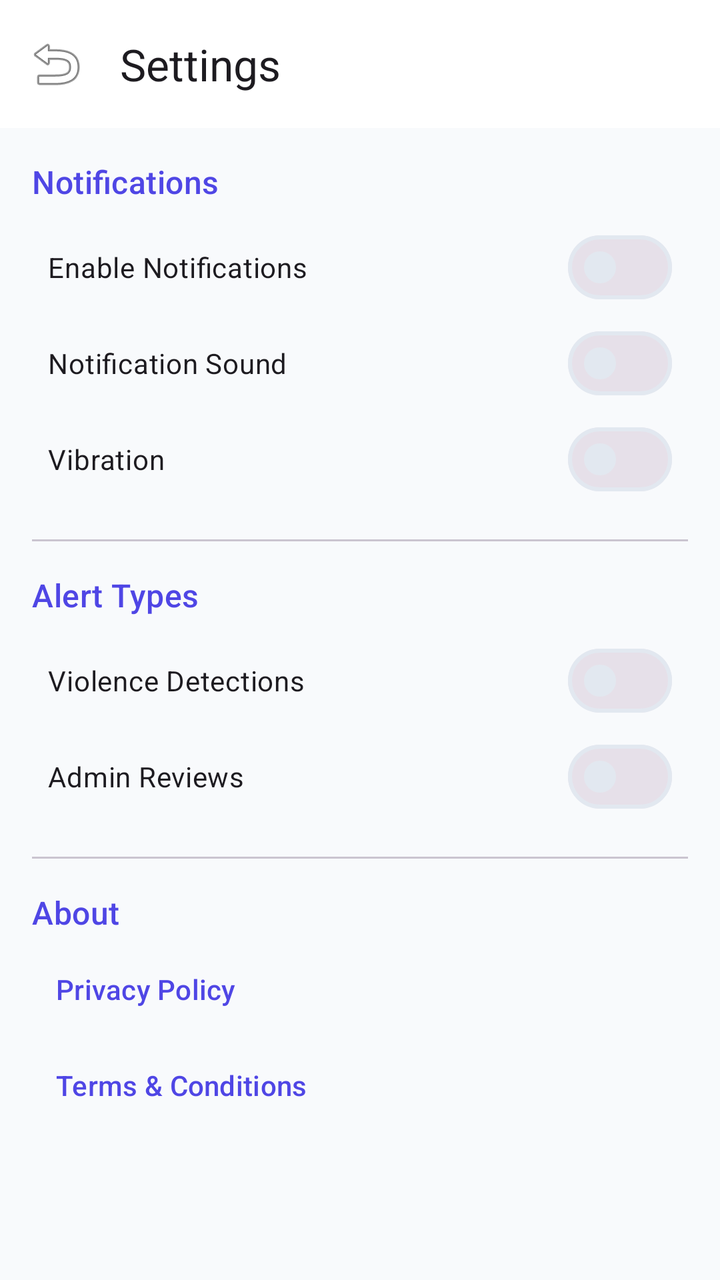
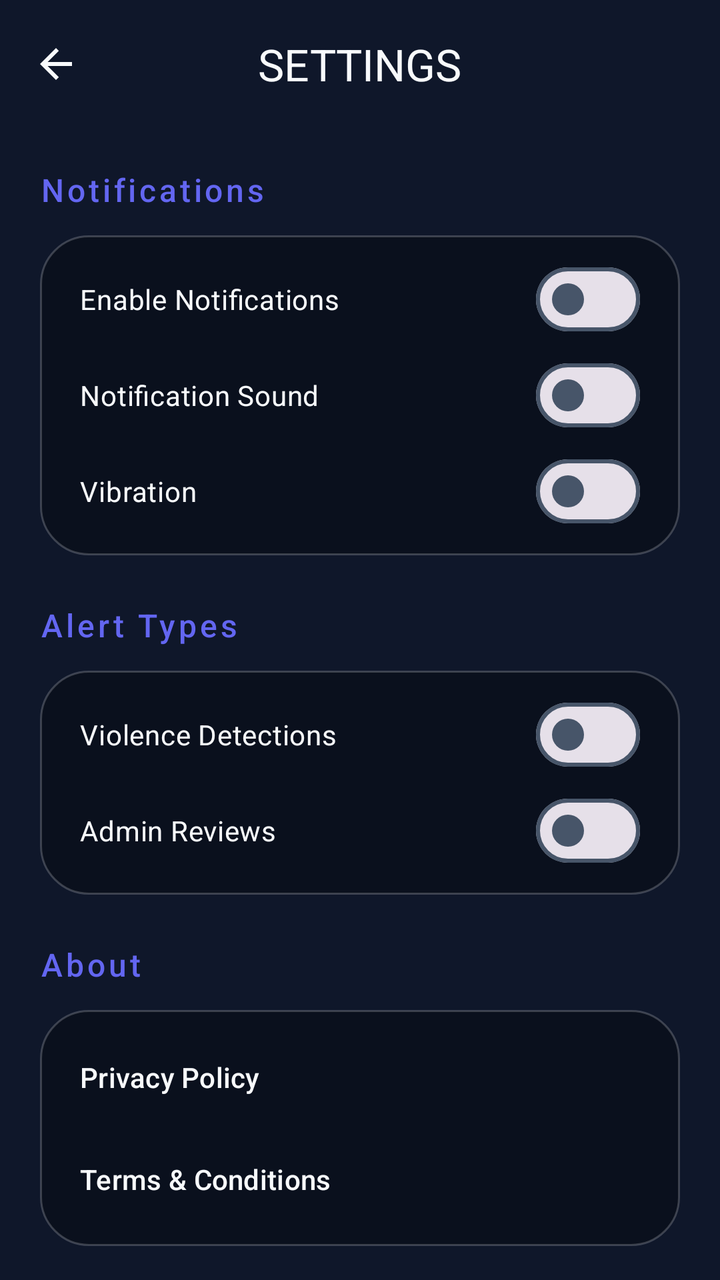

The first picture is an Android layout as it rendered before a commit; the second is the same layout after the commit. The layout source and the unified diff follow.
<!-- AndroidManifest.xml: application theme Theme.CrimeDetection -->
<!-- res/layout/activity_settings.xml -->
<?xml version="1.0" encoding="utf-8"?>
<androidx.coordinatorlayout.widget.CoordinatorLayout xmlns:android="http://schemas.android.com/apk/res/android"
    xmlns:app="http://schemas.android.com/apk/res-auto"
    android:layout_width="match_parent"
    android:layout_height="match_parent">

    <com.google.android.material.appbar.AppBarLayout
        android:layout_width="match_parent"
        android:layout_height="wrap_content">

        <com.google.android.material.appbar.MaterialToolbar
            android:id="@+id/toolbar"
            android:layout_width="match_parent"
            android:layout_height="?attr/actionBarSize"
            app:title="Settings"
            app:navigationIcon="@android:drawable/ic_menu_revert" />
    </com.google.android.material.appbar.AppBarLayout>

    <androidx.core.widget.NestedScrollView
        android:layout_width="match_parent"
        android:layout_height="match_parent"
        app:layout_behavior="@string/appbar_scrolling_view_behavior">

        <LinearLayout
            android:layout_width="match_parent"
            android:layout_height="wrap_content"
            android:orientation="vertical"
            android:padding="16dp">

            <TextView
                android:layout_width="match_parent"
                android:layout_height="wrap_content"
                android:text="Notifications"
                android:textAppearance="@style/TextAppearance.Material3.TitleMedium"
                android:textColor="?attr/colorPrimary"
                android:layout_marginBottom="8dp" />

            <com.google.android.material.materialswitch.MaterialSwitch
                android:id="@+id/switchNotifications"
                android:layout_width="match_parent"
                android:layout_height="wrap_content"
                android:text="Enable Notifications"
                android:padding="8dp" />

            <com.google.android.material.materialswitch.MaterialSwitch
                android:id="@+id/switchSound"
                android:layout_width="match_parent"
                android:layout_height="wrap_content"
                android:text="Notification Sound"
                android:padding="8dp" />

            <com.google.android.material.materialswitch.MaterialSwitch
                android:id="@+id/switchVibration"
                android:layout_width="match_parent"
                android:layout_height="wrap_content"
                android:text="Vibration"
                android:padding="8dp" />

            <com.google.android.material.divider.MaterialDivider
                android:layout_width="match_parent"
                android:layout_height="wrap_content"
                android:layout_marginVertical="16dp" />

            <TextView
                android:layout_width="match_parent"
                android:layout_height="wrap_content"
                android:text="Alert Types"
                android:textAppearance="@style/TextAppearance.Material3.TitleMedium"
                android:textColor="?attr/colorPrimary"
                android:layout_marginBottom="8dp" />

            <com.google.android.material.materialswitch.MaterialSwitch
                android:id="@+id/switchViolenceAlerts"
                android:layout_width="match_parent"
                android:layout_height="wrap_content"
                android:text="Violence Detections"
                android:padding="8dp" />

            <com.google.android.material.materialswitch.MaterialSwitch
                android:id="@+id/switchAdminAlerts"
                android:layout_width="match_parent"
                android:layout_height="wrap_content"
                android:text="Admin Reviews"
                android:padding="8dp" />

            <com.google.android.material.divider.MaterialDivider
                android:layout_width="match_parent"
                android:layout_height="wrap_content"
                android:layout_marginVertical="16dp" />

            <TextView
                android:layout_width="match_parent"
                android:layout_height="wrap_content"
                android:text="About"
                android:textAppearance="@style/TextAppearance.Material3.TitleMedium"
                android:textColor="?attr/colorPrimary"
                android:layout_marginBottom="8dp" />

            <com.google.android.material.button.MaterialButton
                style="@style/Widget.Material3.Button.TextButton"
                android:layout_width="match_parent"
                android:layout_height="wrap_content"
                android:text="Privacy Policy"
                android:gravity="start" />

            <com.google.android.material.button.MaterialButton
                style="@style/Widget.Material3.Button.TextButton"
                android:layout_width="match_parent"
                android:layout_height="wrap_content"
                android:text="Terms &amp; Conditions"
                android:gravity="start" />

        </LinearLayout>
    </androidx.core.widget.NestedScrollView>

</androidx.coordinatorlayout.widget.CoordinatorLayout>
<!-- resources referenced by this layout -->
<resources>
  <style name="Theme.CrimeDetection" parent="Theme.Material3.DayNight.NoActionBar">
          
          <item name="colorPrimary">@color/colorPrimary</item>
          <item name="colorOnPrimary">@color/colorOnPrimary</item>
          <item name="colorPrimaryContainer">@color/colorPrimaryContainer</item>
          <item name="colorOnPrimaryContainer">@color/colorOnPrimaryContainer</item>
  
          
          <item name="colorSecondary">@color/colorSecondary</item>
          <item name="colorOnSecondary">@color/colorOnSecondary</item>
          <item name="colorSecondaryContainer">@color/colorSecondaryContainer</item>
          <item name="colorOnSecondaryContainer">@color/colorOnSecondaryContainer</item>
  
          
          <item name="colorTertiary">@color/colorTertiary</item>
          <item name="colorOnTertiary">@color/colorOnTertiary</item>
  
          
          <item name="android:statusBarColor">?attr/colorSurface</item>
          <item name="android:windowLightStatusBar">true</item>
  
          
          <item name="android:colorBackground">@color/colorBackground</item>
          <item name="colorSurface">@color/colorSurface</item>
          <item name="colorOnSurface">@color/colorOnSurface</item>
          <item name="colorSurfaceVariant">@color/colorSurfaceVariant</item>
          <item name="colorOnSurfaceVariant">@color/colorOnSurfaceVariant</item>
          <item name="colorOutline">@color/colorOutline</item>
  
          <item name="bottomNavigationStyle">@style/Widget.App.BottomNavigationView</item>
      </style>
  <color name="colorPrimary">#4F46E5</color>
  <color name="colorPrimaryContainer">#EEF2FF</color>
  <color name="colorOnPrimaryContainer">#3730A3</color>
  <color name="colorSecondary">#0F172A</color>
  <color name="colorSecondaryContainer">#F1F5F9</color>
  <color name="colorOnSecondaryContainer">#1E293B</color>
  <color name="colorTertiary">#0EA5E9</color>
  <color name="colorBackground">#F8FAFC</color>
  <color name="colorSurface">#FFFFFF</color>
  <color name="colorOnSurface">#0F172A</color>
  <color name="colorSurfaceVariant">#F1F5F9</color>
  <color name="colorOnSurfaceVariant">#475569</color>
  <color name="colorOutline">#E2E8F0</color>
  <style name="Widget.App.BottomNavigationView" parent="Widget.Material3.BottomNavigationView">
          <item name="labelVisibilityMode">labeled</item>
          <item name="itemIconTint">@color/bottom_nav_colors</item>
          <item name="itemTextColor">@color/bottom_nav_colors</item>
          <item name="itemRippleColor">@color/colorSecondaryContainer</item>
          <item name="backgroundTint">?attr/colorSurface</item>
      </style>
  <!-- unchanged entries left out for length: 3 -->
</resources>

<!-- the commit's change to res/layout/activity_settings.xml (unified diff, before → after) -->
@@ -2,18 +2,25 @@
 <androidx.coordinatorlayout.widget.CoordinatorLayout xmlns:android="http://schemas.android.com/apk/res/android"
     xmlns:app="http://schemas.android.com/apk/res-auto"
     android:layout_width="match_parent"
-    android:layout_height="match_parent">
+    android:layout_height="match_parent"
+    android:background="@color/bg_dark">
 
     <com.google.android.material.appbar.AppBarLayout
         android:layout_width="match_parent"
-        android:layout_height="wrap_content">
+        android:layout_height="wrap_content"
+        android:background="@android:color/transparent"
+        app:elevation="0dp">
 
         <com.google.android.material.appbar.MaterialToolbar
             android:id="@+id/toolbar"
             android:layout_width="match_parent"
             android:layout_height="?attr/actionBarSize"
-            app:title="Settings"
-            app:navigationIcon="@android:drawable/ic_menu_revert" />
+            app:title="@string/title_settings"
+            app:titleCentered="true"
+            app:titleTextAppearance="@style/TextAppearance.Material3.TitleLarge"
+            app:titleTextColor="@color/text_primary"
+            app:navigationIcon="@drawable/ic_back"
+            app:navigationIconTint="@color/text_primary" />
     </com.google.android.material.appbar.AppBarLayout>
 
     <androidx.core.widget.NestedScrollView
@@ -25,90 +32,121 @@
             android:layout_width="match_parent"
             android:layout_height="wrap_content"
             android:orientation="vertical"
-            android:padding="16dp">
+            android:padding="20dp">
 
+            
             <TextView
                 android:layout_width="match_parent"
                 android:layout_height="wrap_content"
-                android:text="Notifications"
+                android:text="@string/label_notifications"
                 android:textAppearance="@style/TextAppearance.Material3.TitleMedium"
-                android:textColor="?attr/colorPrimary"
-                android:layout_marginBottom="8dp" />
+                android:textColor="@color/colorPrimary"
+                android:letterSpacing="0.1"
+                android:layout_marginBottom="12dp" />
 
-            <com.google.android.material.materialswitch.MaterialSwitch
-                android:id="@+id/switchNotifications"
+            <LinearLayout
                 android:layout_width="match_parent"
                 android:layout_height="wrap_content"
-                android:text="Enable Notifications"
-                android:padding="8dp" />
+                android:background="@drawable/glass_card_bg"
+                android:orientation="vertical"
+                android:padding="8dp">
 
-            <com.google.android.material.materialswitch.MaterialSwitch
-                android:id="@+id/switchSound"
-                android:layout_width="match_parent"
-                android:layout_height="wrap_content"
-                android:text="Notification Sound"
-                android:padding="8dp" />
+                <com.google.android.material.materialswitch.MaterialSwitch
+                    android:id="@+id/switchNotifications"
+                    android:layout_width="match_parent"
+                    android:layout_height="wrap_content"
+                    android:text="@string/label_enable_notifications"
+                    android:textColor="@color/text_primary"
+                    android:padding="12dp" />
 
-            <com.google.android.material.materialswitch.MaterialSwitch
-                android:id="@+id/switchVibration"
-                android:layout_width="match_parent"
-                android:layout_height="wrap_content"
-                android:text="Vibration"
-                android:padding="8dp" />
+                <com.google.android.material.materialswitch.MaterialSwitch
+                    android:id="@+id/switchSound"
+                    android:layout_width="match_parent"
+                    android:layout_height="wrap_content"
+                    android:text="@string/label_notification_sound"
+                    android:textColor="@color/text_primary"
+                    android:padding="12dp" />
 
-            <com.google.android.material.divider.MaterialDivider
-                android:layout_width="match_parent"
-                android:layout_height="wrap_content"
-                android:layout_marginVertical="16dp" />
+                <com.google.android.material.materialswitch.MaterialSwitch
+                    android:id="@+id/switchVibration"
+                    android:layout_width="match_parent"
+                    android:layout_height="wrap_content"
+                    android:text="@string/label_vibration"
+                    android:textColor="@color/text_primary"
+                    android:padding="12dp" />
+            </LinearLayout>
 
+            
             <TextView
                 android:layout_width="match_parent"
                 android:layout_height="wrap_content"
-                android:text="Alert Types"
+                android:text="@string/label_alert_types"
                 android:textAppearance="@style/TextAppearance.Material3.TitleMedium"
-                android:textColor="?attr/colorPrimary"
-                android:layout_marginBottom="8dp" />
+                android:textColor="@color/colorPrimary"
+                android:letterSpacing="0.1"
+                android:layout_marginTop="24dp"
+                android:layout_marginBottom="12dp" />
 
-            <com.google.android.material.materialswitch.MaterialSwitch
-                android:id="@+id/switchViolenceAlerts"
+            <LinearLayout
                 android:layout_width="match_parent"
                 android:layout_height="wrap_content"
-                android:text="Violence Detections"
-                android:padding="8dp" />
+                android:background="@drawable/glass_card_bg"
+                android:orientation="vertical"
+                android:padding="8dp">
 
-            <com.google.android.material.materialswitch.MaterialSwitch
-                android:id="@+id/switchAdminAlerts"
-                android:layout_width="match_parent"
-                android:layout_height="wrap_content"
-                android:text="Admin Reviews"
-                android:padding="8dp" />
+                <com.google.android.material.materialswitch.MaterialSwitch
+                    android:id="@+id/switchViolenceAlerts"
+                    android:layout_width="match_parent"
+                    android:layout_height="wrap_content"
+                    android:text="@string/label_violence_detections"
+                    android:textColor="@color/text_primary"
+                    android:padding="12dp" />
 
-            <com.google.android.material.divider.MaterialDivider
-                android:layout_width="match_parent"
-                android:layout_height="wrap_content"
-                android:layout_marginVertical="16dp" />
+                <com.google.android.material.materialswitch.MaterialSwitch
+                    android:id="@+id/switchAdminAlerts"
+                    android:layout_width="match_parent"
+                    android:layout_height="wrap_content"
+                    android:text="@string/label_admin_reviews"
+                    android:textColor="@color/text_primary"
+                    android:padding="12dp" />
+            </LinearLayout>
 
+            
             <TextView
                 android:layout_width="match_parent"
                 android:layout_height="wrap_content"
-                android:text="About"
+                android:text="@string/label_about"
                 android:textAppearance="@style/TextAppearance.Material3.TitleMedium"
-                android:textColor="?attr/colorPrimary"
-                android:layout_marginBottom="8dp" />
+                android:textColor="@color/colorPrimary"
+                android:letterSpacing="0.1"
+                android:layout_marginTop="24dp"
+                android:layout_marginBottom="12dp" />
 
-            <com.google.android.material.button.MaterialButton
-                style="@style/Widget.Material3.Button.TextButton"
+            <LinearLayout
                 android:layout_width="match_parent"
                 android:layout_height="wrap_content"
-                android:text="Privacy Policy"
-                android:gravity="start" />
+                android:background="@drawable/glass_card_bg"
+                android:orientation="vertical"
+                android:padding="8dp">
 
-            <com.google.android.material.button.MaterialButton
-                style="@style/Widget.Material3.Button.TextButton"
-                android:layout_width="match_parent"
-                android:layout_height="wrap_content"
-                android:text="Terms &amp; Conditions"
-                android:gravity="start" />
+                <com.google.android.material.button.MaterialButton
+                    style="@style/Widget.Material3.Button.TextButton"
+                    android:layout_width="match_parent"
+                    android:layout_height="wrap_content"
+                    android:text="@string/btn_privacy_policy"
+                    android:textColor="@color/text_primary"
+                    android:gravity="start"
+                    android:padding="12dp" />
+
+                <com.google.android.material.button.MaterialButton
+                    style="@style/Widget.Material3.Button.TextButton"
+                    android:layout_width="match_parent"
+                    android:layout_height="wrap_content"
+                    android:text="@string/btn_terms_conditions"
+                    android:textColor="@color/text_primary"
+                    android:gravity="start"
+                    android:padding="12dp" />
+            </LinearLayout>
 
         </LinearLayout>
     </androidx.core.widget.NestedScrollView>
<!-- resource entries referenced after the edit -->
@@ -1,5 +1,6 @@
 <!-- resources referenced by this layout -->
 <resources>
+  <color name="bg_dark">#0F172A</color>
   <style name="Theme.CrimeDetection" parent="Theme.Material3.DayNight.NoActionBar">
           
           <item name="colorPrimary">@color/colorPrimary</item>
@@ -18,8 +19,8 @@
           <item name="colorOnTertiary">@color/colorOnTertiary</item>
   
           
-          <item name="android:statusBarColor">?attr/colorSurface</item>
-          <item name="android:windowLightStatusBar">true</item>
+          <item name="android:statusBarColor">@color/bg_dark</item>
+          <item name="android:windowLightStatusBar">false</item>
   
           
           <item name="android:colorBackground">@color/colorBackground</item>
@@ -31,23 +32,54 @@
   
           <item name="bottomNavigationStyle">@style/Widget.App.BottomNavigationView</item>
       </style>
-  <color name="colorPrimary">#4F46E5</color>
-  <color name="colorPrimaryContainer">#EEF2FF</color>
-  <color name="colorOnPrimaryContainer">#3730A3</color>
-  <color name="colorSecondary">#0F172A</color>
-  <color name="colorSecondaryContainer">#F1F5F9</color>
-  <color name="colorOnSecondaryContainer">#1E293B</color>
-  <color name="colorTertiary">#0EA5E9</color>
-  <color name="colorBackground">#F8FAFC</color>
-  <color name="colorSurface">#FFFFFF</color>
-  <color name="colorOnSurface">#0F172A</color>
-  <color name="colorSurfaceVariant">#F1F5F9</color>
-  <color name="colorOnSurfaceVariant">#475569</color>
-  <color name="colorOutline">#E2E8F0</color>
+  <color name="colorPrimary">#6366F1</color>
+  <color name="text_primary">#F8FAFC</color>
+  <!-- drawable glass_card_bg (drawable) -->
+  <?xml version="1.0" encoding="utf-8"?>
+  <shape xmlns:android="http://schemas.android.com/apk/res/android">
+      <solid android:color="#4D000000" />
+      <corners android:radius="24dp" />
+      <stroke
+          android:width="1dp"
+          android:color="#33FFFFFF" />
+  </shape>
+  <!-- drawable ic_back (drawable) -->
+  <vector xmlns:android="http://schemas.android.com/apk/res/android"
+      android:width="24dp"
+      android:height="24dp"
+      android:viewportWidth="24"
+      android:viewportHeight="24">
+    <path
+        android:fillColor="#000000"
+        android:pathData="M20,11H7.83l5.59,-5.59L12,4l-8,8 8,8 1.41,-1.41L7.83,13H20v-2z"/>
+  </vector>
+  <string name="btn_privacy_policy">Privacy Policy</string>
+  <string name="btn_terms_conditions">Terms &amp; Conditions</string>
+  <string name="label_about">About</string>
+  <string name="label_admin_reviews">Admin Reviews</string>
+  <string name="label_alert_types">Alert Types</string>
+  <string name="label_enable_notifications">Enable Notifications</string>
+  <string name="label_notification_sound">Notification Sound</string>
+  <string name="label_notifications">Notifications</string>
+  <string name="label_vibration">Vibration</string>
+  <string name="label_violence_detections">Violence Detections</string>
+  <string name="title_settings">SETTINGS</string>
+  <color name="colorPrimaryContainer">#2D2E5F</color>
+  <color name="colorOnPrimaryContainer">#E0E7FF</color>
+  <color name="colorSecondary">#F43F5E</color>
+  <color name="colorSecondaryContainer">#541C2B</color>
+  <color name="colorOnSecondaryContainer">#FFE4E6</color>
+  <color name="colorTertiary">#10B981</color>
+  <color name="colorBackground">#0F172A</color>
+  <color name="colorSurface">#1E293B</color>
+  <color name="colorOnSurface">#F8FAFC</color>
+  <color name="colorSurfaceVariant">#334155</color>
+  <color name="colorOnSurfaceVariant">#94A3B8</color>
+  <color name="colorOutline">#475569</color>
   <style name="Widget.App.BottomNavigationView" parent="Widget.Material3.BottomNavigationView">
-          <item name="labelVisibilityMode">labeled</item>
-          <item name="itemIconTint">@color/bottom_nav_colors</item>
-          <item name="itemTextColor">@color/bottom_nav_colors</item>
+          <item name="labelVisibilityMode">unlabeled</item>
+          <item name="itemIconTint">@color/text_primary</item>
+          <item name="itemTextColor">@color/text_primary</item>
           <item name="itemRippleColor">@color/colorSecondaryContainer</item>
           <item name="backgroundTint">?attr/colorSurface</item>
       </style>
